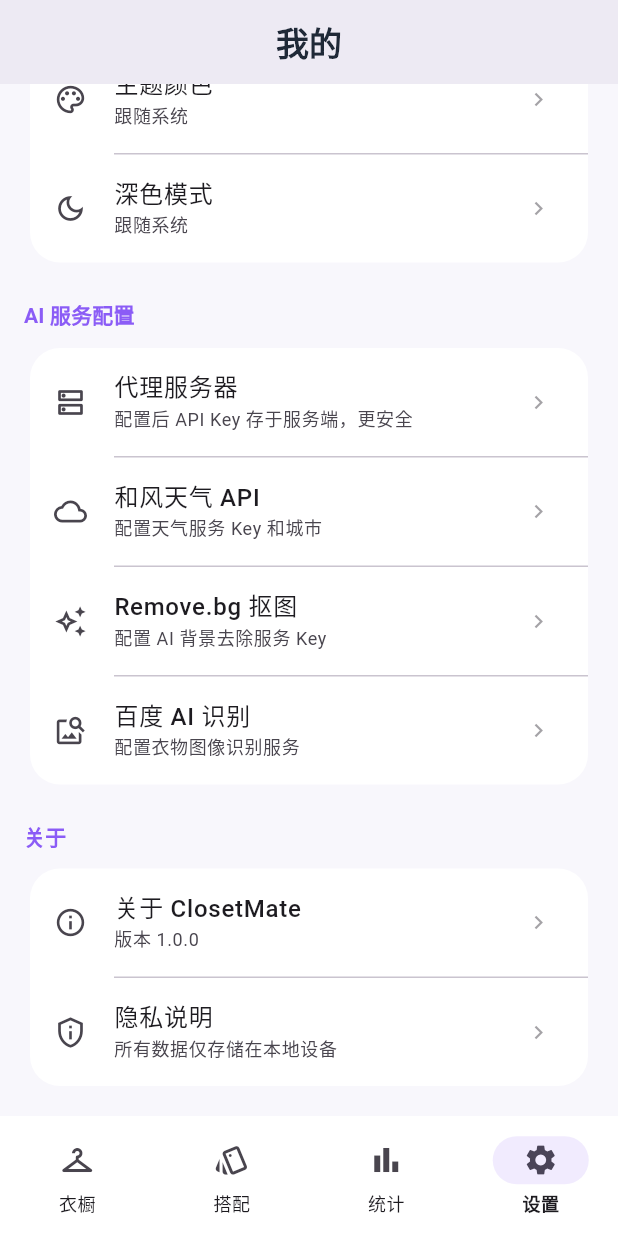
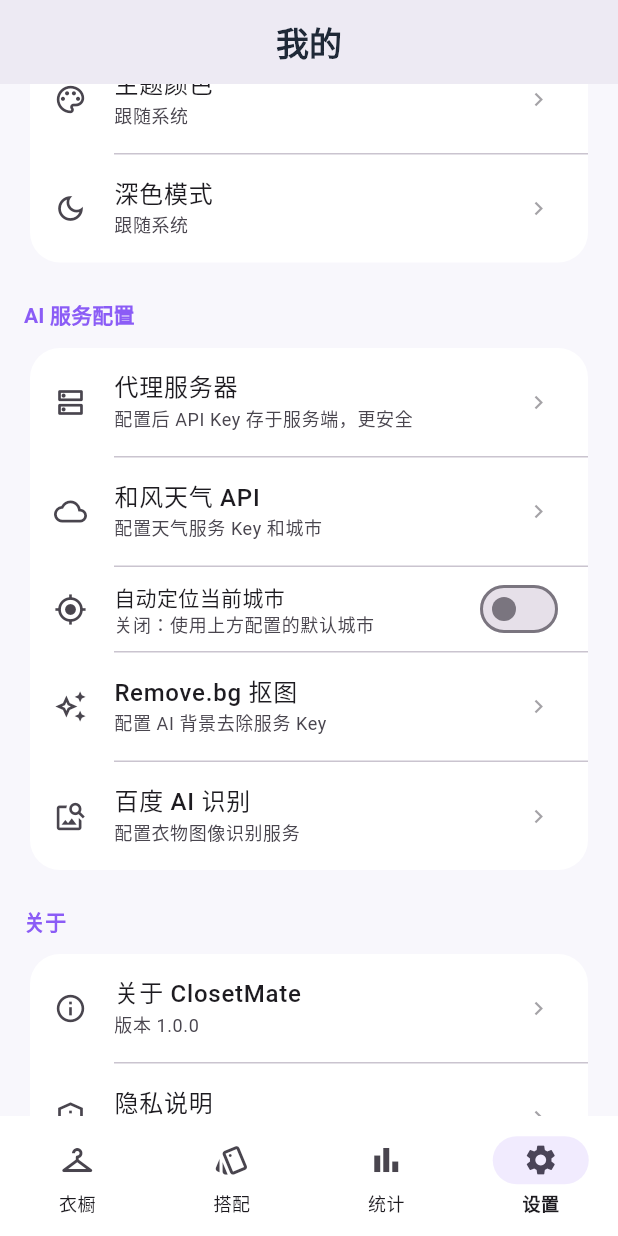
Before and after one commit to CodingWarren/ClosetMate-Flutter, a Flutter app: the SettingsScreen screen opened by its route, scrolled down 576 dp, on a phone screen of 412 x 824 dp. Run offline on Flutter 3.47's test engine with Material 3 defaults, Android fonts, the phone set to English and light mode, and no system bars; our stand-ins replace file_picker, flutter_dotenv, flutter_riverpod, geolocator, go_router, image_cropper and 5 more; accounts and stored records are empty.

Commit message:
feat: add GPS-based weather location support

```diff
--- a/lib/data/services/api_config_service.dart
+++ b/lib/data/services/api_config_service.dart
@@ -13,6 +13,7 @@ class ApiConfigService {
   static const String _keyBaiduAiApiKey = 'api_baidu_api_key';
   static const String _keyBaiduAiSecretKey = 'api_baidu_secret_key';
   static const String _keyProxyBaseUrl = 'api_proxy_base_url';
+  static const String _keyUseLocationWeather = 'use_location_weather';
   static const String _keyInitialized = 'api_keys_initialized';
 
   // ─── 从 .env 文件读取默认值 ───────────────────────────────────────────────
@@ -113,6 +114,19 @@ class ApiConfigService {
     await prefs.setString(_keyProxyBaseUrl, url.trimRight().replaceAll(RegExp(r'/+$'), ''));
   }
 
+  // ─── 天气定位 ─────────────────────────────────────────────────────────────
+
+  /// 是否使用 GPS 定位获取当地天气（默认关闭，使用手动配置的城市）
+  static Future<bool> get useLocationWeather async {
+    final prefs = await SharedPreferences.getInstance();
+    return prefs.getBool(_keyUseLocationWeather) ?? false;
+  }
+
+  static Future<void> setUseLocationWeather(bool value) async {
+    final prefs = await SharedPreferences.getInstance();
+    await prefs.setBool(_keyUseLocationWeather, value);
+  }
+
   // ─── 百度 AI ──────────────────────────────────────────────────────────────
 
   static Future<void> setBaiduCredentials({
--- a/lib/features/settings/screens/settings_screen.dart
+++ b/lib/features/settings/screens/settings_screen.dart
@@ -17,6 +17,7 @@ class _SettingsScreenState extends State<SettingsScreen> {
   bool _isBiometricAvailable = false;
   bool _isBackingUp = false;
   bool _isRestoring = false;
+  bool _useLocationWeather = false;
   final _backupButtonKey = GlobalKey();
 
   @override
@@ -29,11 +30,13 @@ class _SettingsScreenState extends State<SettingsScreen> {
     final lockEnabled = await AppLockService.isLockEnabled;
     final bioEnabled = await AppLockService.isBiometricEnabled;
     final bioAvailable = await AppLockService.isBiometricAvailable;
+    final useLocation = await ApiConfigService.useLocationWeather;
     if (!mounted) return;
     setState(() {
       _isLockEnabled = lockEnabled;
       _isBiometricEnabled = bioEnabled;
       _isBiometricAvailable = bioAvailable;
+      _useLocationWeather = useLocation;
     });
   }
 
@@ -359,7 +362,7 @@ class _SettingsScreenState extends State<SettingsScreen> {
                       title: '和风天气配置',
                       fields: const [
                         _ApiField(key: 'qweather_key', label: 'API Key'),
-                        _ApiField(key: 'qweather_city', label: '城市（如：北京）'),
+                        _ApiField(key: 'qweather_city', label: '默认城市（如：北京）'),
                       ],
                       loaders: [
                         ApiConfigService.qWeatherApiKey,
@@ -369,6 +372,48 @@ class _SettingsScreenState extends State<SettingsScreen> {
                         await ApiConfigService.setQWeatherApiKey(values[0]);
                         await ApiConfigService.setQWeatherCity(values[1]);
                       },
+                    ),
+                  ),
+                  const Divider(indent: 56, height: 1),
+                  // 自动定位天气开关
+                  Padding(
+                    padding: const EdgeInsets.symmetric(horizontal: 16, vertical: 4),
+                    child: Row(
+                      children: [
+                        Icon(
+                          Icons.my_location_outlined,
+                          color: colorScheme.onSurfaceVariant,
+                          size: 22,
+                        ),
+                        const SizedBox(width: 18),
+                        Expanded(
+                          child: Column(
+                            crossAxisAlignment: CrossAxisAlignment.start,
+                            children: [
+                              const Text(
+                                '自动定位当前城市',
+                                style: TextStyle(fontWeight: FontWeight.w500),
+                              ),
+                              Text(
+                                _useLocationWeather
+                                    ? '已开启：使用 GPS 获取当地天气'
+                                    : '关闭：使用上方配置的默认城市',
+                                style: Theme.of(context).textTheme.bodySmall?.copyWith(
+                                      color: colorScheme.onSurfaceVariant,
+                                    ),
+                              ),
+                            ],
+                          ),
+                        ),
+                        Switch(
+                          value: _useLocationWeather,
+                          onChanged: (value) async {
+                            await ApiConfigService.setUseLocationWeather(value);
+                            if (!mounted) return;
+                            setState(() => _useLocationWeather = value);
+                          },
+                        ),
+                      ],
                     ),
                   ),
                   const Divider(indent: 56, height: 1),
--- a/pubspec.yaml
+++ b/pubspec.yaml
@@ -41,6 +41,9 @@ dependencies:
   image: ^4.5.4
   cached_network_image: ^3.4.1
 
+  # Location
+  geolocator: ^13.0.0
+
   # Permissions
   permission_handler: ^12.0.1
 
```
Also changed, not shown: lib/data/services/location_service.dart (added, +70 -0 lines), lib/features/outfit/outfit_controller.dart (+14 -2 lines), 3 other files.
